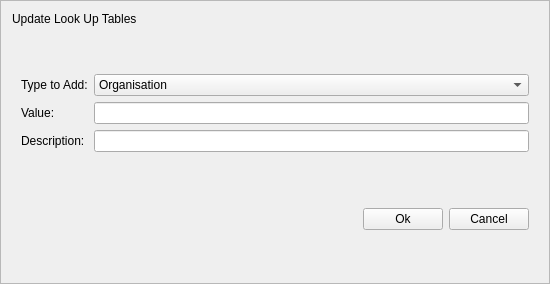
Qt form buildings/gui/new_entry.ui (linz/nz-buildings) before a commit.
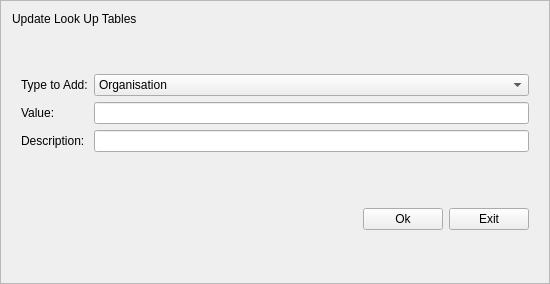
The same form after that commit.

What changed in the file:
```diff
--- a/buildings/gui/new_entry.ui
+++ b/buildings/gui/new_entry.ui
@@ -58,7 +58,7 @@
          </size>
         </property>
         <property name="text">
-         <string>Cancel</string>
+         <string>Exit</string>
         </property>
        </widget>
       </item>
```
